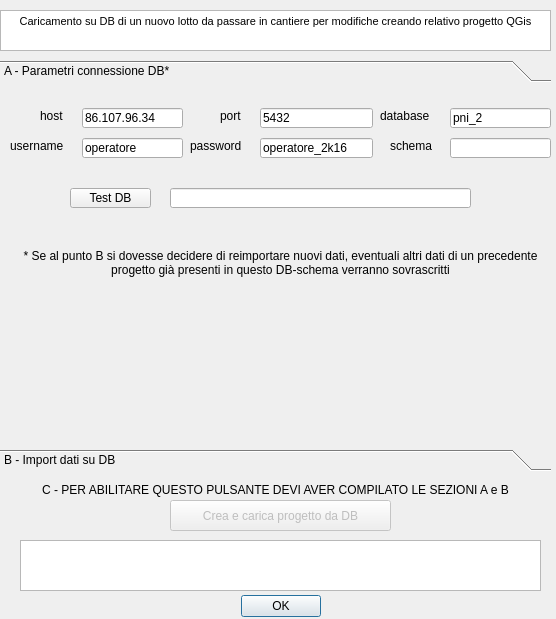
The window that ProgettoPNI_2/progetto_pni_config_dockwidget_base.ui (Verticalsrl/progettoPNI_2) describes before a commit, drawn with Qt 5.
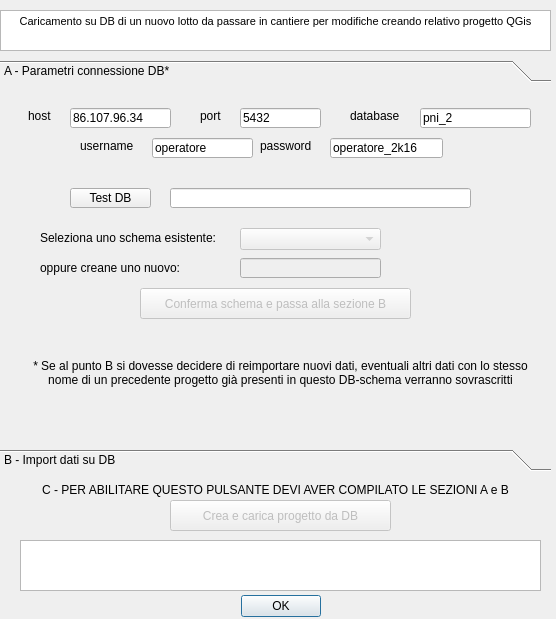
The same window after the commit.

Commit message: modificata maschera con menu a tendina per scelta schemi esistenti; assegnazione nuovo schema e nuove tabelle al gruppo operatore_r

```diff
--- a/ProgettoPNI_2/progetto_pni_config_dockwidget_base.ui
+++ b/ProgettoPNI_2/progetto_pni_config_dockwidget_base.ui
@@ -100,7 +100,7 @@
     <widget class="QLabel" name="label">
      <property name="geometry">
       <rect>
-       <x>40</x>
+       <x>28</x>
        <y>20</y>
        <width>41</width>
        <height>16</height>
@@ -113,7 +113,7 @@
     <widget class="QLineEdit" name="hostDB">
      <property name="geometry">
       <rect>
-       <x>82</x>
+       <x>70</x>
        <y>20</y>
        <width>101</width>
        <height>20</height>
@@ -126,9 +126,9 @@
     <widget class="QLineEdit" name="portDB">
      <property name="geometry">
       <rect>
-       <x>260</x>
+       <x>240</x>
        <y>20</y>
-       <width>113</width>
+       <width>81</width>
        <height>20</height>
       </rect>
      </property>
@@ -139,7 +139,7 @@
     <widget class="QLineEdit" name="usrDB">
      <property name="geometry">
       <rect>
-       <x>82</x>
+       <x>152</x>
        <y>50</y>
        <width>101</width>
        <height>20</height>
@@ -152,7 +152,7 @@
     <widget class="QLineEdit" name="pwdDB">
      <property name="geometry">
       <rect>
-       <x>260</x>
+       <x>330</x>
        <y>50</y>
        <width>113</width>
        <height>20</height>
@@ -165,9 +165,9 @@
     <widget class="QLineEdit" name="nameDB">
      <property name="geometry">
       <rect>
-       <x>450</x>
+       <x>420</x>
        <y>20</y>
-       <width>101</width>
+       <width>111</width>
        <height>20</height>
       </rect>
      </property>
@@ -178,7 +178,7 @@
     <widget class="QLabel" name="label_2">
      <property name="geometry">
       <rect>
-       <x>220</x>
+       <x>200</x>
        <y>20</y>
        <width>41</width>
        <height>16</height>
@@ -191,7 +191,7 @@
     <widget class="QLabel" name="label_3">
      <property name="geometry">
       <rect>
-       <x>10</x>
+       <x>80</x>
        <y>50</y>
        <width>71</width>
        <height>16</height>
@@ -204,7 +204,7 @@
     <widget class="QLabel" name="label_4">
      <property name="geometry">
       <rect>
-       <x>190</x>
+       <x>260</x>
        <y>50</y>
        <width>61</width>
        <height>16</height>
@@ -217,7 +217,7 @@
     <widget class="QLabel" name="label_5">
      <property name="geometry">
       <rect>
-       <x>380</x>
+       <x>350</x>
        <y>20</y>
        <width>61</width>
        <height>16</height>
@@ -256,22 +256,25 @@
     <widget class="QLabel" name="label_9">
      <property name="geometry">
       <rect>
-       <x>390</x>
-       <y>50</y>
-       <width>61</width>
-       <height>16</height>
+       <x>40</x>
+       <y>140</y>
+       <width>191</width>
+       <height>20</height>
       </rect>
      </property>
      <property name="text">
-      <string>schema</string>
+      <string>Seleziona uno schema esistente:</string>
      </property>
     </widget>
     <widget class="QLineEdit" name="schemaDB">
+     <property name="enabled">
+      <bool>false</bool>
+     </property>
      <property name="geometry">
       <rect>
-       <x>450</x>
-       <y>50</y>
-       <width>101</width>
+       <x>240</x>
+       <y>170</y>
+       <width>141</width>
        <height>20</height>
       </rect>
      </property>
@@ -283,18 +286,60 @@
      <property name="geometry">
       <rect>
        <x>20</x>
-       <y>150</y>
+       <y>260</y>
        <width>521</width>
        <height>51</height>
       </rect>
      </property>
      <property name="text">
-      <string>&lt;html&gt;&lt;head/&gt;&lt;body&gt;&lt;p align=&quot;center&quot;&gt;* Se al punto B si dovesse decidere di reimportare nuovi dati, eventuali altri dati di un precedente progetto già presenti in questo DB-schema verranno sovrascritti&lt;/p&gt;&lt;/body&gt;&lt;/html&gt;</string>
+      <string>&lt;html&gt;&lt;head/&gt;&lt;body&gt;&lt;p align=&quot;center&quot;&gt;* Se al punto B si dovesse decidere di reimportare nuovi dati, eventuali altri dati con lo stesso nome di un precedente progetto già presenti in questo DB-schema verranno sovrascritti&lt;/p&gt;&lt;/body&gt;&lt;/html&gt;</string>
      </property>
      <property name="wordWrap">
       <bool>true</bool>
      </property>
     </widget>
+    <widget class="QLabel" name="label_10">
+     <property name="geometry">
+      <rect>
+       <x>40</x>
+       <y>170</y>
+       <width>191</width>
+       <height>20</height>
+      </rect>
+     </property>
+     <property name="text">
+      <string>oppure creane uno nuovo:</string>
+     </property>
+    </widget>
+    <widget class="QComboBox" name="schemaDB_combo">
+     <property name="enabled">
+      <bool>false</bool>
+     </property>
+     <property name="geometry">
+      <rect>
+       <x>240</x>
+       <y>140</y>
+       <width>141</width>
+       <height>22</height>
+      </rect>
+     </property>
+    </widget>
+    <widget class="QToolButton" name="testBtn_schema">
+     <property name="enabled">
+      <bool>false</bool>
+     </property>
+     <property name="geometry">
+      <rect>
+       <x>140</x>
+       <y>200</y>
+       <width>271</width>
+       <height>31</height>
+      </rect>
+     </property>
+     <property name="text">
+      <string>Conferma schema e passa alla sezione B</string>
+     </property>
+    </widget>
    </widget>
    <widget class="QWidget" name="import_DB">
     <property name="geometry">
```
Left out of the diff: 2 changed lines with no effect on the pictures. The commit also changes 5 other files.
